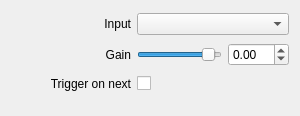
Old version of the form src/Widgets/Inspector/Atem/InspectorAtemAudioGainWidget.ui in the repository CasparCG/client.
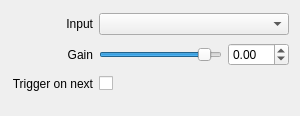
New version of the form.

Commit message: Remove minimumSize constraint from labels

```diff
--- a/src/Widgets/Inspector/Atem/InspectorAtemAudioGainWidget.ui
+++ b/src/Widgets/Inspector/Atem/InspectorAtemAudioGainWidget.ui
@@ -22,12 +22,6 @@
    </property>
    <item row="1" column="0">
     <widget class="QLabel" name="labelGain">
-     <property name="minimumSize">
-      <size>
-       <width>120</width>
-       <height>0</height>
-      </size>
-     </property>
      <property name="text">
       <string>Gain</string>
      </property>
@@ -38,12 +32,6 @@
    </item>
    <item row="0" column="0">
     <widget class="QLabel" name="labelInput">
-     <property name="minimumSize">
-      <size>
-       <width>120</width>
-       <height>0</height>
-      </size>
-     </property>
      <property name="text">
       <string>Input</string>
      </property>
@@ -96,12 +84,6 @@
    </item>
    <item row="2" column="0">
     <widget class="QLabel" name="labelTriggerOnNext">
-     <property name="minimumSize">
-      <size>
-       <width>120</width>
-       <height>0</height>
-      </size>
-     </property>
      <property name="text">
       <string>Trigger on next</string>
      </property>
```
The commit also changes 53 other files.
